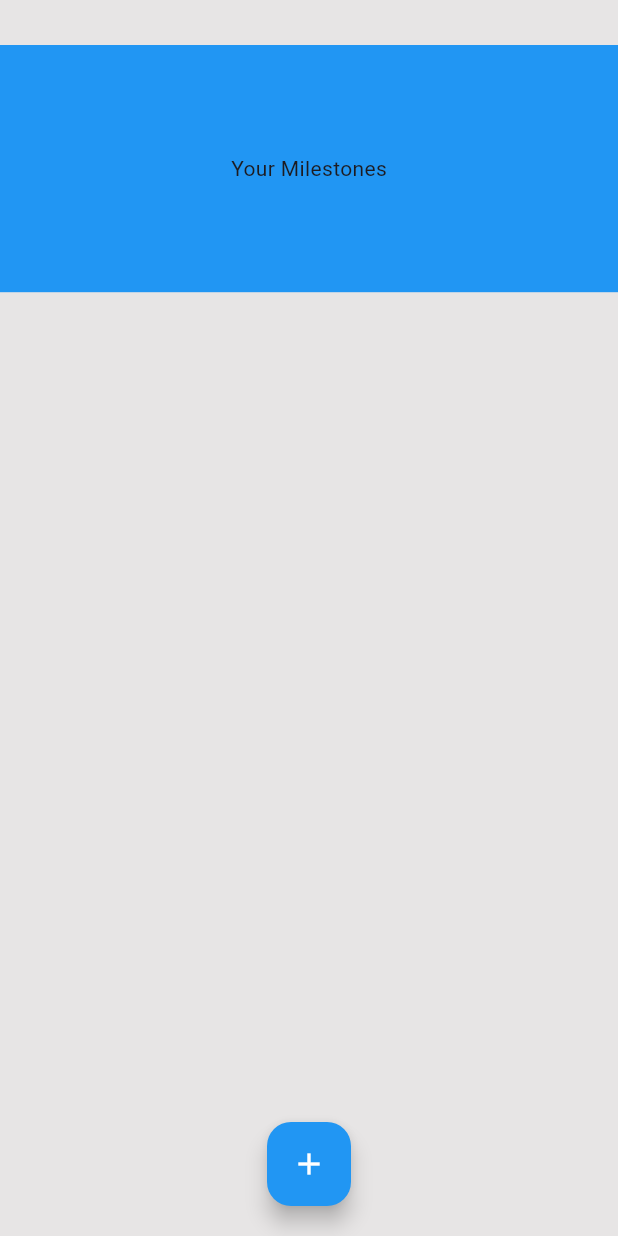
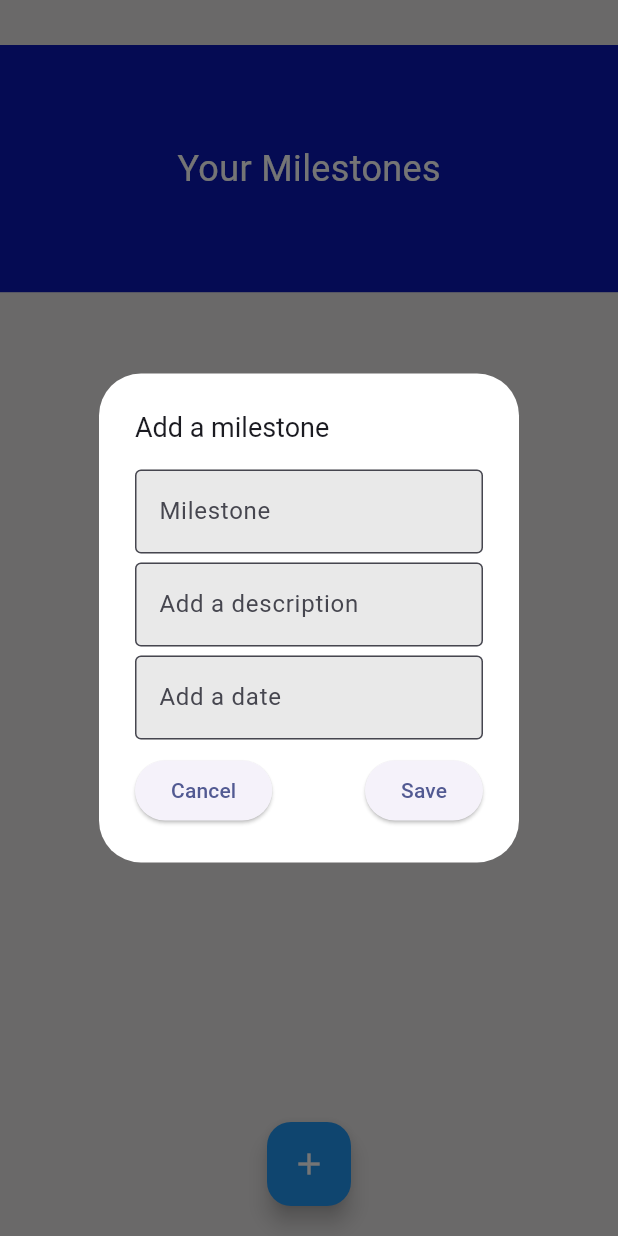
Before and after one commit to Maverickk6/baby-milestone-tracker, a Flutter app: the HomeScreen screen opened by its route, after a tap on the "add" icon, on a phone screen of 412 x 824 dp. Run offline on Flutter 3.47's test engine with Material 3 defaults, Android fonts, the phone set to English and light mode, and no system bars; our stand-ins replace flutter_svg, gap, get, introduction_screen; missing offline and left inert: sqfentity, sqfentity_gen.

Commit message:
add milestone feature

```diff
--- a/lib/main.dart
+++ b/lib/main.dart
@@ -18,7 +18,7 @@ class MyApp extends StatelessWidget {
       title: 'Flutter Demo',
       theme: ThemeData(
         colorScheme: ColorScheme.fromSeed(
-          seedColor: Colors.deepPurple,
+          seedColor: const Color.fromARGB(255, 105, 123, 238),
           brightness: Brightness.light,
         ),
         useMaterial3: true,
--- a/lib/screens/home_screen.dart
+++ b/lib/screens/home_screen.dart
@@ -1,4 +1,5 @@
 import 'package:baby_milestones_tracker/view_model/milestone_viewmodel.dart';
+import 'package:baby_milestones_tracker/widgets/dialog.dart';
 import 'package:flutter/material.dart';
 import 'package:gap/gap.dart';
 import 'package:get/get.dart';
@@ -24,9 +25,15 @@ class HomeScreen extends StatelessWidget {
                 Container(
                   width: deviceSize.width,
                   height: deviceSize.height * 0.2,
-              color: Colors.blue,
+                  color: Color.fromARGB(255, 11, 25, 181),
                   child: const Center(
-                child: Text('Your Milestones'),
+                    child: Text(
+                      'Your Milestones',
+                      style: TextStyle(
+                        color: Colors.white,
+                        fontSize: 24,
+                      ),
+                    ),
                   ),
                 ),
                 const SizedBox(height: 30),
@@ -36,16 +43,15 @@ class HomeScreen extends StatelessWidget {
                     itemCount: milestoneView.allMilestones.length,
                     itemBuilder: (context, index) => TileWidget(
                         type: milestoneView.allMilestones[index].type!,
-                  description: milestoneView.allMilestones[index].description!,
+                        description:
+                            milestoneView.allMilestones[index].description!,
                         date: milestoneView.allMilestones[index].date!,
                         created: milestoneView.allMilestones[index].created!,
-                  id: milestoneView.allMilestones[index].id!
-                ),
-
+                        id: milestoneView.allMilestones[index].id!),
                   ),
                 ),
                 FloatingActionButton(
-              onPressed: () {},
+                  onPressed: () => showAddDialog(context),
                   backgroundColor: Colors.blue,
                   foregroundColor: Colors.white,
                   child: const Icon(Icons.add),
--- a/lib/view_model/milestone_viewmodel.dart
+++ b/lib/view_model/milestone_viewmodel.dart
@@ -10,6 +10,10 @@ class MilestoneController extends GetxController {
   TextEditingController typetext = TextEditingController();
   TextEditingController descriptiontext = TextEditingController();
   TextEditingController datetext = TextEditingController();
+
+  void updateSelectedDate(newDate) {
+    datetext.value = newDate;
+  }
 
   @override
   void onInit() {
--- /dev/null
+++ b/lib/widgets/dialog.dart
@@ -0,0 +1,92 @@
+import 'package:flutter/material.dart';
+import 'package:gap/gap.dart';
+import 'package:get/get.dart';
+
+import '../view_model/milestone_viewmodel.dart';
+
+showAddDialog(BuildContext context) {
+  final milestoneView = Get.put(MilestoneController());
+
+  return showDialog(
+    context: context,
+    builder: (_) => AlertDialog(
+      backgroundColor: Colors.white,
+      title: Text('Add a milestone', style: TextStyle(fontSize: 18)),
+      content: Container(
+        decoration: BoxDecoration(
+          borderRadius: BorderRadius.circular(8),
+        ),
+        child: Column(
+          mainAxisSize: MainAxisSize.min,
+          children: [
+            TextField(
+              decoration: const InputDecoration(
+                border: OutlineInputBorder(),
+                labelText: 'Milestone',
+                filled: true,
+                fillColor: Color.fromARGB(255, 233, 233, 233),
+                // hintText: 'Add a milestone',
+              ),
+              controller: milestoneView.typetext,
+            ),
+            const Gap(6),
+            TextField(
+              decoration: const InputDecoration(
+                border: OutlineInputBorder(),
+                labelText: 'Add a description',
+                filled: true,
+                fillColor: Color.fromARGB(255, 233, 233, 233),
+                // hintText: 'Add a milestone',
+              ),
+              controller: milestoneView.descriptiontext,
+            ),
+            const Gap(6),
+            TextField(
+              decoration: const InputDecoration(
+                border: OutlineInputBorder(),
+                labelText: 'Add a date',
+                filled: true,
+                fillColor: Color.fromARGB(255, 233, 233, 233),
+                // hintText: 'Add a milestone',
+              ),
+              readOnly: true,
+              controller: milestoneView.datetext,
+              onTap: () {
+                _selectDate(context);
+              },
+            ),
+            const Gap(10),
+            Row(
+              mainAxisAlignment: MainAxisAlignment.spaceBetween,
+              children: [
+                ElevatedButton(
+                  onPressed: () {},
+                  child: Text('Cancel'),
+                ),
+                ElevatedButton(
+                  onPressed: () {},
+                  child: Text('Save'),
+                )
+              ],
+            )
+          ],
+        ),
+      ),
+    ),
+  );
+}
+
+Future<void> _selectDate(BuildContext context) async {
+  final milestoneView = Get.put(MilestoneController());
+
+  DateTime? picked = await showDatePicker(
+    context: context,
+    initialDate: DateTime.now(),
+    firstDate: DateTime(2000),
+    lastDate: DateTime(2100),
+  );
+
+  if (picked != null) {
+    milestoneView.updateSelectedDate(picked.toString().split(" ")[0]);
+  }
+}
```
Lines whose indentation alone changed are shown as unchanged.
